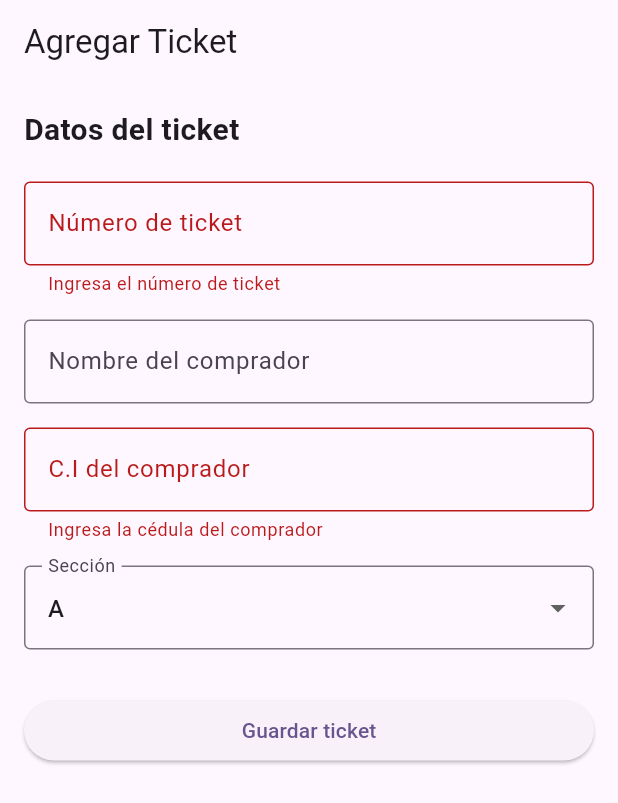
After one commit to rancesabreu/ticket_free, a Flutter app: the AddTicketScreen screen opened by its route, after a tap on "Guardar ticket", on a phone screen of 412 x 824 dp. The commit adds this screen. Shown: the top 803 px of the screen. Run offline on Flutter 3.47's test engine with Material 3 defaults, Android fonts, the phone set to English and light mode, and no system bars; our stand-ins replace go_router, supabase_flutter; missing offline and left inert: mobile_scanner; accounts and stored records are empty.

Commit message:
Actualizaciones generales, formularios de tickets, y guardado de tickets nuevos

```diff
--- a/lib/config/router/app_router.dart
+++ b/lib/config/router/app_router.dart
@@ -1,4 +1,5 @@
 import 'package:go_router/go_router.dart';
+import 'package:ticket_free/features/home/add_ticket_screen.dart';
 import 'package:ticket_free/features/home/home_screen.dart';
 import 'package:ticket_free/main.dart';
 import 'package:ticket_free/features/auth/presentation/screen/login_screen.dart';
@@ -6,16 +7,20 @@ import 'package:ticket_free/features/auth/presentation/screen/login_screen.dart'
 final GoRouter appRouter = GoRouter(
   initialLocation: '/',
   routes: [
-    GoRoute(path: '/login', builder: (context, state) => const LoginScreen()),
+    GoRoute(path: '/login', builder: (context, state) => const LoginScreen()), // Pantalla de inicio de sesión
     GoRoute(
       path: '/',
       builder:
-          (context, state) => const MainScreen()
+          (context, state) => const MainScreen() // Pantalla principal de bienvenida
     ),
     GoRoute(
       path: '/home',
       builder:
-          (context, state) => const HomeScreen(),
+          (context, state) => const HomeScreen(), // Pantalla principal con lista de tickets
+    ),
+    GoRoute(
+      path: '/add-ticket',
+      builder: (context, state) => const AddTicketScreen(), // Pantalla para agregar nuevos tickets
     ),
   ],
 );
--- a/lib/features/auth/infraestructure/event_ticket.dart
+++ b/lib/features/auth/infraestructure/event_ticket.dart
@@ -6,6 +6,8 @@ class EventTicket {
   final String? buyerIdentification;
   final bool isProcessed;
   final String? vendorId;
+  final String section; // Sección de estudio del vendedor que registra el ticket
+  final String? vendorEmail; // Email del vendedor que registra el ticket
   final EventVendor? eventVendors;
 
   EventTicket({
@@ -15,7 +17,9 @@ class EventTicket {
     this.buyerName,
     this.buyerIdentification,
     required this.isProcessed,
+    required this.section,
     this.vendorId,
+    this.vendorEmail,
     this.eventVendors,
   });
 
@@ -27,7 +31,9 @@ class EventTicket {
       buyerName: json['buyer_name'] as String?,
       buyerIdentification: json['buyer_identification'] as String?,
       isProcessed: json['is_processed'] as bool,
+      section: json['section'] as String? ?? '',
       vendorId: json['vendor_id'] as String?,
+      vendorEmail: json['vendor_email'] as String?,
       eventVendors:
           json['event_vendors'] != null
               ? EventVendor.fromJson(json['event_vendors'])
@@ -42,7 +48,9 @@ class EventTicket {
         'buyer_name': buyerName,
         'buyer_identification': buyerIdentification,
         'is_processed': isProcessed,
+        'section': section,
         'vendor_id': vendorId,
+        'vendor_email': vendorEmail,
         'event_vendors': eventVendors?.toJson(),
       };
     }
--- /dev/null
+++ b/lib/features/auth/shared/services/section_service.dart
@@ -0,0 +1,12 @@
+class SectionService {
+  /// Retorna las secciones de estudio disponibles del vendedor para asignar al ticket.
+  /// Actualmente solo se aceptan las secciones 'a', 'b', 'c' y 'd'.
+  List<String> getSections() {
+    return const ['a', 'b', 'c', 'd'];
+  }
+
+  /// Valida que la sección del vendedor seleccionada sea una de las permitidas.
+  bool isValidSection(String? section) {
+    return getSections().contains(section);
+  }
+}
--- /dev/null
+++ b/lib/features/home/add_ticket_screen.dart
@@ -0,0 +1,249 @@
+import 'package:flutter/material.dart';
+import 'package:flutter/services.dart';
+import 'package:ticket_free/features/auth/shared/services/event_ticket_service.dart';
+import 'package:ticket_free/features/auth/shared/services/section_service.dart';
+
+/// Pantalla para agregar un nuevo ticket de evento.
+/// Permite al usuario ingresar los datos necesarios y guardarlos en la base de datos.
+class AddTicketScreen extends StatefulWidget {
+  const AddTicketScreen({super.key});
+
+  @override
+  State<AddTicketScreen> createState() => _AddTicketScreenState();
+}
+
+class _AddTicketScreenState extends State<AddTicketScreen> {
+  final _formKey = GlobalKey<FormState>();
+  final TextEditingController _serieController = TextEditingController();
+  final TextEditingController _buyerNameController = TextEditingController();
+  final TextEditingController _buyerIdentificationController =
+      TextEditingController();
+  final EventTicketService _ticketService = EventTicketService();
+  final SectionService _sectionService = SectionService();
+  String _selectedSection = 'a';
+  bool _isSaving = false;
+
+  @override
+  void dispose() {
+    _serieController.dispose();
+    _buyerNameController.dispose();
+    _buyerIdentificationController.dispose();
+    super.dispose();
+  }
+
+  /// Valida el formulario y guarda el ticket en la base de datos.
+  /// Muestra mensajes de éxito o error según el resultado.
+  Future<void> _submit() async {
+    // 1. Guardián para evitar ejecuciones concurrentes
+    if (_isSaving) return;
+
+    if (!_formKey.currentState!.validate()) return;
+
+    setState(() {
+      _isSaving = true;
+    });
+
+    try {
+      final (success, message) = await _ticketService.createTicket(
+        idSerie: int.parse(_serieController.text.trim()),
+        section: _selectedSection,
+        buyerName:
+            _buyerNameController.text.trim().isEmpty
+                ? null
+                : _buyerNameController.text.trim(),
+        buyerIdentification:
+            _buyerIdentificationController.text.trim().isEmpty
+                ? null
+                : _buyerIdentificationController.text.trim(),
+      );
+
+      if (!mounted) return;
+
+      if (success) {
+        ScaffoldMessenger.of(context).showSnackBar(
+          SnackBar(
+            content: Text(
+              message,
+              style: const TextStyle(
+                fontSize: 19.0,
+                fontWeight: FontWeight.bold,
+              ),
+            ),
+            backgroundColor: const Color.fromARGB(255, 47, 250, 54),
+          ),
+        );
+        // Navigator.of(context).pop(true);
+      } else {
+        ScaffoldMessenger.of(context).showSnackBar(
+          SnackBar(
+            content: Text(
+              message,
+              style: const TextStyle(
+                fontSize: 19.0,
+                fontWeight: FontWeight.bold,
+              ),
+            ),
+            backgroundColor: Colors.red,
+          ),
+        );
+      }
+    } on Exception catch (e) {
+      if (!mounted) return;
+
+      if (e.toString().contains('duplicado')) {
+        ScaffoldMessenger.of(context).showSnackBar(
+          SnackBar(
+            content: Text(
+              'Error: Ya existe un ticket con el número de ticket ${_serieController.text.trim()}',
+            ),
+            backgroundColor: Colors.orange,
+          ),
+        );
+      } else {
+        ScaffoldMessenger.of(context).showSnackBar(
+          SnackBar(
+            content: Text('Error inesperado: ${e.toString()}'),
+            backgroundColor: Colors.red,
+          ),
+        );
+      }
+    } catch (e) {
+      if (!mounted) return;
+      ScaffoldMessenger.of(context).showSnackBar(
+        const SnackBar(
+          content: Text('Error de conexión o inesperado'),
+          backgroundColor: Colors.red,
+        ),
+      );
+    } finally {
+      if (mounted) {
+        setState(() {
+          _isSaving = false;
+        });
+      }
+    }
+  }
+
+  @override
+  Widget build(BuildContext context) {
+    return Scaffold(
+      appBar: AppBar(title: const Text('Agregar Ticket')),
+      body: SafeArea(
+        child: Padding(
+          padding: const EdgeInsets.all(16.0),
+          child: SingleChildScrollView(
+            child: Form(
+              key: _formKey,
+              child: Column(
+                crossAxisAlignment: CrossAxisAlignment.stretch,
+                children: [
+                  const Text(
+                    'Datos del ticket',
+                    style: TextStyle(fontSize: 20, fontWeight: FontWeight.bold),
+                  ),
+                  const SizedBox(height: 20),
+                  // Campo para el número de serie del ticket
+                  TextFormField(
+                    controller: _serieController,
+                    decoration: const InputDecoration(
+                      labelText: 'Número de ticket',
+                      border: OutlineInputBorder(),
+                    ),
+                    keyboardType: TextInputType.number,
+                    validator: (value) {
+                      if (value == null || value.isEmpty) {
+                        return 'Ingresa el número de ticket';
+                      }
+                      if (int.tryParse(value) == null) {
+                        return 'Ingresa un número válido';
+                      }
+                      return null;
+                    },
+                  ),
+                  const SizedBox(height: 16),
+                  // Campo opcional para el nombre del comprador
+                  TextFormField(
+                    controller: _buyerNameController,
+                    decoration: const InputDecoration(
+                      labelText: 'Nombre del comprador',
+                      border: OutlineInputBorder(),
+                    ),
+                  ),
+                  const SizedBox(height: 16),
+                  // Campo obligatorio para la cédula venezolana del comprador
+                  TextFormField(
+                    controller: _buyerIdentificationController,
+                    decoration: const InputDecoration(
+                      labelText: 'C.I del comprador',
+                      border: OutlineInputBorder(),
+                      hintText: 'Solo números, formato cédula venezolana',
+                    ),
+                    keyboardType: TextInputType.number,
+                    inputFormatters: [FilteringTextInputFormatter.digitsOnly],
+                    validator: (value) {
+                      if (value == null || value.isEmpty) {
+                        return 'Ingresa la cédula del comprador';
+                      }
+                      final cedulaRegEx = RegExp(r'^[0-9]{7,8}$');
+                      if (!cedulaRegEx.hasMatch(value)) {
+                        return 'Formato inválido: debe tener 7 u 8 dígitos';
+                      }
+                      return null;
+                    },
+                  ),
+                  const SizedBox(height: 16),
+                  // Selector de sección donde estudia el vendedor del ticket
+                  DropdownButtonFormField<String>(
+                    value: _selectedSection,
+                    isExpanded: true,
+                    decoration: const InputDecoration(
+                      labelText: 'Sección',
+                      border: OutlineInputBorder(),
+                      hintText: 'Selecciona la sección de estudio del vendedor',
+                    ),
+                    items:
+                        _sectionService.getSections().map((section) {
+                          return DropdownMenuItem(
+                            value: section,
+                            child: Text(section.toUpperCase()),
+                          );
+                        }).toList(),
+                    onChanged: (value) {
+                      if (value != null) {
+                        setState(() {
+                          _selectedSection = value;
+                        });
+                      }
+                    },
+                    validator: (value) {
+                      if (!_sectionService.isValidSection(value)) {
+                        return 'Selecciona una sección válida';
+                      }
+                      return null;
+                    },
+                  ),
+                  const SizedBox(height: 30),
+                  // Botón para guardar el ticket
+                  ElevatedButton(
+                    onPressed: _isSaving ? null : _submit,
+                    child:
+                        _isSaving
+                            ? const SizedBox(
+                              height: 20,
+                              width: 20,
+                              child: CircularProgressIndicator(
+                                strokeWidth: 2,
+                                color: Colors.white,
+                              ),
+                            )
+                            : const Text('Guardar ticket'),
+                  ),
+                ],
+              ),
+            ),
+          ),
+        ),
+      ),
+    );
+  }
+}
--- a/lib/main.dart
+++ b/lib/main.dart
@@ -5,9 +5,9 @@ import 'package:ticket_free/config/router/app_router.dart';
 
 Future<void> main() async {
   await Supabase.initialize(
-    url: 'https://alfrcmmtzjomjzjyqcgr.supabase.co/',
+    url: 'https://lquauwdimhlhtqzkjisn.supabase.co/',
     anonKey:
-        'eyJhbGciOiJIUzI1NiIsInR5cCI6IkpXVCJ9.eyJpc3MiOiJzdXBhYmFzZSIsInJlZiI6ImFsZnJjbW10empvbWp6anlxY2dyIiwicm9sZSI6ImFub24iLCJpYXQiOjE3NDkzMDM0ODUsImV4cCI6MjA2NDg3OTQ4NX0.9NodOV19w44ouVeN_Q6SgWp0_t9GdI1hlfVsFnYn3yM',
+        'sb_publishable_UTc8K-1M4-PW-D5C9q2yZA_bTL4Ypgn',
   );
   runApp(const MyApp());
 }
--- a/pubspec.yaml
+++ b/pubspec.yaml
@@ -36,6 +36,7 @@ dependencies:
   mobile_scanner: 6.0.0
   permission_handler: ^12.0.1
   supabase_flutter: ^2.10.3
+  uuid: ^4.5.3
 
 dev_dependencies:
   flutter_lints: ^5.0.0
```
Also changed, not shown: lib/features/auth/shared/services/event_ticket_service.dart (+65 -10 lines), lib/features/home/home_screen.dart (+29 -1 lines), pubspec.lock.
